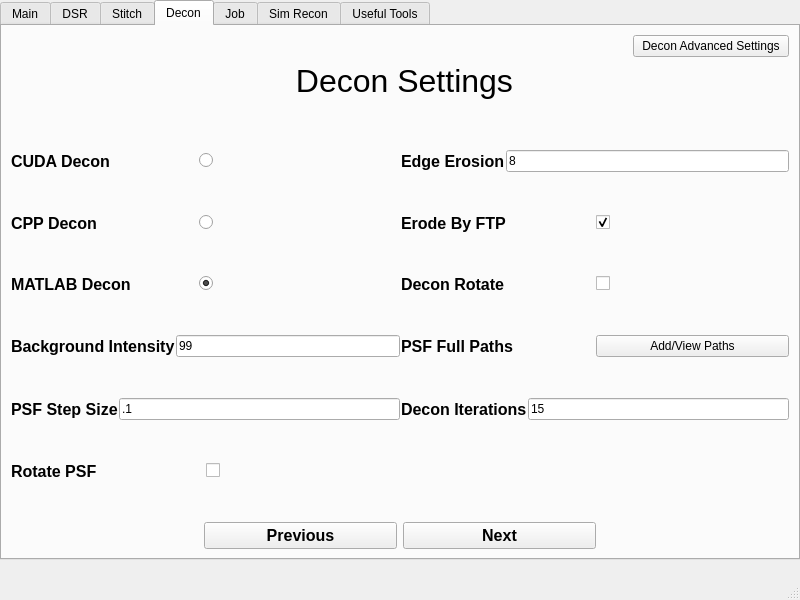
First picture: the form in src/mainwindow.ui, repository abcucberkeley/PetaKit5D-GUI, before the edit.
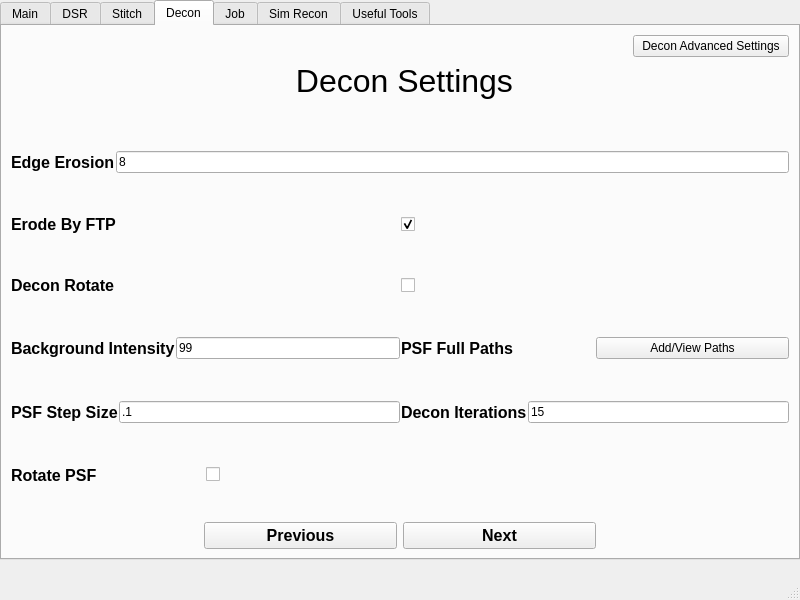
Second picture: the form after the edit. The open tabs and pages were chosen to show the change.

```diff
--- a/src/mainwindow.ui
+++ b/src/mainwindow.ui
@@ -2789,56 +2789,7 @@
          <number>1</number>
         </property>
         <item>
-         <layout class="QHBoxLayout" name="horizontalLayout_122" stretch="1,1">
-          <item>
-           <layout class="QHBoxLayout" name="horizontalLayout_29" stretch="1,1,1">
-            <item>
-             <widget class="QLabel" name="cudaDeconLabel">
-              <property name="font">
-               <font>
-                <pointsize>12</pointsize>
-                <bold>true</bold>
-               </font>
-              </property>
-              <property name="text">
-               <string>CUDA Decon</string>
-              </property>
-             </widget>
-            </item>
-            <item>
-             <widget class="QRadioButton" name="cudaDeconRadioButton">
-              <property name="sizePolicy">
-               <sizepolicy hsizetype="Maximum" vsizetype="Fixed">
-                <horstretch>0</horstretch>
-                <verstretch>0</verstretch>
-               </sizepolicy>
-              </property>
-              <property name="autoFillBackground">
-               <bool>false</bool>
-              </property>
-              <property name="text">
-               <string/>
-              </property>
-              <attribute name="buttonGroup">
-               <string notr="true">deconTypeButtonGroup</string>
-              </attribute>
-             </widget>
-            </item>
-            <item>
-             <spacer name="horizontalSpacer_38">
-              <property name="orientation">
-               <enum>Qt::Horizontal</enum>
-              </property>
-              <property name="sizeHint" stdset="0">
-               <size>
-                <width>40</width>
-                <height>20</height>
-               </size>
-              </property>
-             </spacer>
-            </item>
-           </layout>
-          </item>
+         <layout class="QHBoxLayout" name="horizontalLayout_122" stretch="1">
           <item>
            <layout class="QHBoxLayout" name="horizontalLayout_35">
             <item>
@@ -2882,56 +2833,7 @@
          </spacer>
         </item>
         <item>
-         <layout class="QHBoxLayout" name="horizontalLayout_123" stretch="1,1">
-          <item>
-           <layout class="QHBoxLayout" name="horizontalLayout_30" stretch="1,1,1">
-            <item>
-             <widget class="QLabel" name="cppDeconLabel">
-              <property name="font">
-               <font>
-                <pointsize>12</pointsize>
-                <bold>true</bold>
-               </font>
-              </property>
-              <property name="text">
-               <string>CPP Decon</string>
-              </property>
-             </widget>
-            </item>
-            <item>
-             <widget class="QRadioButton" name="cppDeconRadioButton">
-              <property name="sizePolicy">
-               <sizepolicy hsizetype="Maximum" vsizetype="Fixed">
-                <horstretch>0</horstretch>
-                <verstretch>0</verstretch>
-               </sizepolicy>
-              </property>
-              <property name="autoFillBackground">
-               <bool>false</bool>
-              </property>
-              <property name="text">
-               <string/>
-              </property>
-              <attribute name="buttonGroup">
-               <string notr="true">deconTypeButtonGroup</string>
-              </attribute>
-             </widget>
-            </item>
-            <item>
-             <spacer name="horizontalSpacer_39">
-              <property name="orientation">
-               <enum>Qt::Horizontal</enum>
-              </property>
-              <property name="sizeHint" stdset="0">
-               <size>
-                <width>40</width>
-                <height>20</height>
-               </size>
-              </property>
-             </spacer>
-            </item>
-           </layout>
-          </item>
+         <layout class="QHBoxLayout" name="horizontalLayout_123" stretch="1">
           <item>
            <layout class="QHBoxLayout" name="horizontalLayout_36">
             <item>
@@ -2981,59 +2883,7 @@
          </spacer>
         </item>
         <item>
-         <layout class="QHBoxLayout" name="horizontalLayout_124" stretch="1,1">
-          <item>
-           <layout class="QHBoxLayout" name="horizontalLayout_31" stretch="1,1,1">
-            <item>
-             <widget class="QLabel" name="matlabDeconLabel">
-              <property name="font">
-               <font>
-                <pointsize>12</pointsize>
-                <bold>true</bold>
-               </font>
-              </property>
-              <property name="text">
-               <string>MATLAB Decon</string>
-              </property>
-             </widget>
-            </item>
-            <item>
-             <widget class="QRadioButton" name="matlabDeconRadioButton">
-              <property name="sizePolicy">
-               <sizepolicy hsizetype="Maximum" vsizetype="Fixed">
-                <horstretch>0</horstretch>
-                <verstretch>0</verstretch>
-               </sizepolicy>
-              </property>
-              <property name="autoFillBackground">
-               <bool>false</bool>
-              </property>
-              <property name="text">
-               <string/>
-              </property>
-              <property name="checked">
-               <bool>true</bool>
-              </property>
-              <attribute name="buttonGroup">
-               <string notr="true">deconTypeButtonGroup</string>
-              </attribute>
-             </widget>
-            </item>
-            <item>
-             <spacer name="horizontalSpacer_40">
-              <property name="orientation">
-               <enum>Qt::Horizontal</enum>
-              </property>
-              <property name="sizeHint" stdset="0">
-               <size>
-                <width>40</width>
-                <height>20</height>
-               </size>
-              </property>
-             </spacer>
-            </item>
-           </layout>
-          </item>
+         <layout class="QHBoxLayout" name="horizontalLayout_124" stretch="1">
           <item>
            <layout class="QHBoxLayout" name="horizontalLayout_37">
             <item>
```
Left out of the diff: 46 changed lines with no effect on the pictures.
